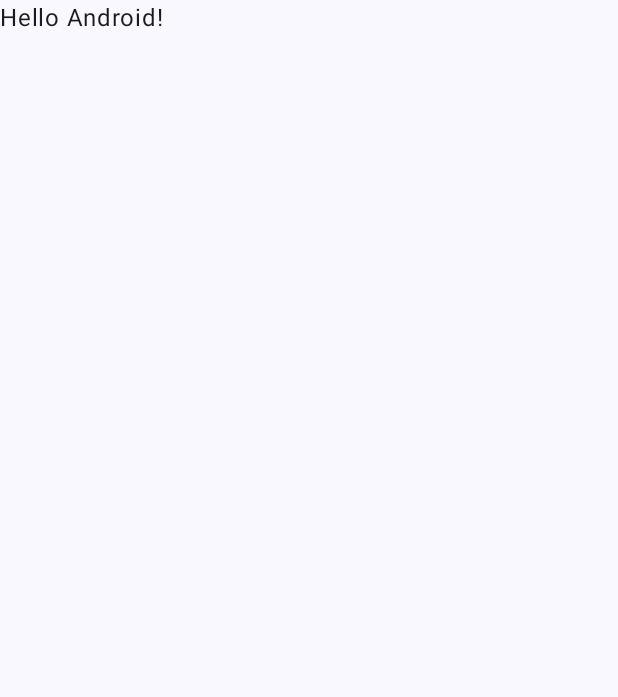
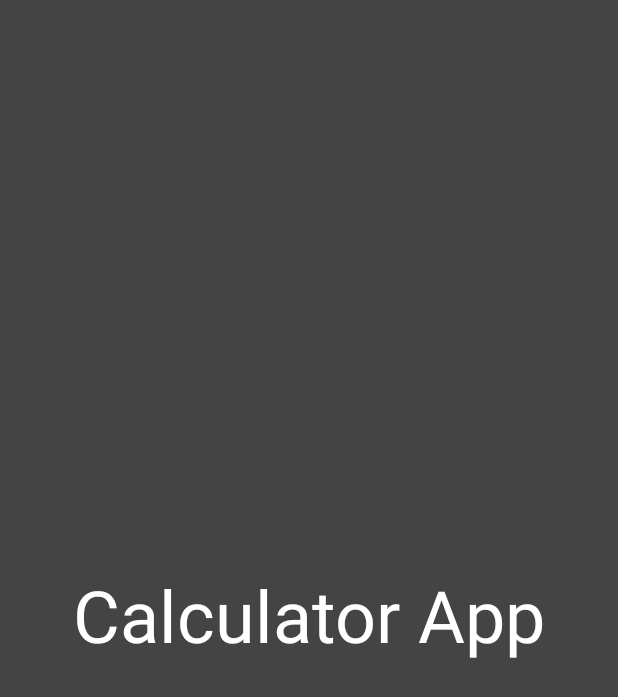
Before and after one commit to orssdev/CalculatorApp, an Android app built with Jetpack Compose: the screen it shows after launch (MainActivity), on a phone screen of 412 x 824 dp. Before the commit the part shown is almost empty. Shown: the top 697 px of the screen. Run offline under Robolectric (Android 15) with nearby library versions, the phone set to English and light mode, and no system bars.

Commit message:
Compose Text and Box

```diff
--- a/app/src/main/java/dev/orss/calculatorapp/MainActivity.kt
+++ b/app/src/main/java/dev/orss/calculatorapp/MainActivity.kt
@@ -4,13 +4,18 @@ import android.os.Bundle
 import androidx.activity.ComponentActivity
 import androidx.activity.compose.setContent
 import androidx.activity.enableEdgeToEdge
+import androidx.compose.foundation.background
+import androidx.compose.foundation.layout.Box
 import androidx.compose.foundation.layout.fillMaxSize
 import androidx.compose.foundation.layout.padding
 import androidx.compose.material3.Scaffold
 import androidx.compose.material3.Text
 import androidx.compose.runtime.Composable
+import androidx.compose.ui.Alignment
 import androidx.compose.ui.Modifier
+import androidx.compose.ui.graphics.Color
 import androidx.compose.ui.tooling.preview.Preview
+import androidx.compose.ui.unit.sp
 import dev.orss.calculatorapp.ui.theme.CalculatorAppTheme
 
 class MainActivity : ComponentActivity() {
@@ -18,30 +23,30 @@ class MainActivity : ComponentActivity() {
         super.onCreate(savedInstanceState)
         enableEdgeToEdge()
         setContent {
-            CalculatorAppTheme {
-                Scaffold(modifier = Modifier.fillMaxSize()) { innerPadding ->
-                    Greeting(
-                        name = "Android",
-                        modifier = Modifier.padding(innerPadding)
-                    )
-                }
-            }
+            CalculatorApp()
         }
     }
 }
 
+@Preview(showBackground = true)
 @Composable
-fun Greeting(name: String, modifier: Modifier = Modifier) {
-    Text(
-        text = "Hello $name!",
-        modifier = modifier
-    )
+fun CalculatorAppPreview() {
+    CalculatorApp()
 }
 
-@Preview(showBackground = true)
 @Composable
-fun GreetingPreview() {
-    CalculatorAppTheme {
-        Greeting("Android")
+fun CalculatorApp() {
+    Box(
+        modifier = Modifier
+            .fillMaxSize()
+            .background(Color.DarkGray)
+    ) {
+        Text(
+            text = "Calculator App",
+            color = Color.White,
+            fontSize = 48.sp,
+            modifier = Modifier
+                .align(Alignment.Center)
+        )
     }
 }
```
